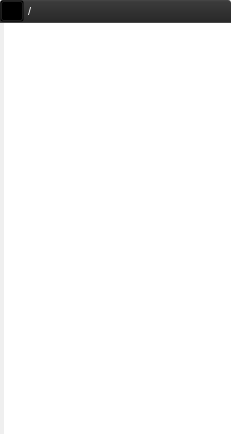
This is plugins/filebrowser/filebrowser.ui in rkyleg/scope as Qt 5 draws it before an edit. The edited form follows.
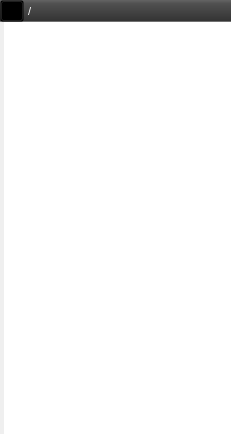
This is the edited form. Icons and pictures are not drawn.

Commit message: major change - tabspace renamed to window_switcher cleaned up tabspace code home,filebrowser - updated style

The edit to the form file:
```diff
--- a/plugins/filebrowser/filebrowser.ui
+++ b/plugins/filebrowser/filebrowser.ui
@@ -62,10 +62,9 @@
     <widget class="QFrame" name="frame">
      <property name="styleSheet">
       <string notr="true">QFrame#frame {
-background-color: qlineargradient(spread:pad, x1:1, y1:1, x2:1, y2:0, stop:0 rgba(32, 32, 32, 255), stop:0.0590909 rgba(41, 41, 41, 255), stop:0.922727 rgba(59, 59,59, 255), stop:1 rgba(71, 71, 71, 255));
-border-bottom:1px solid rgb(70,70,70);
-border-top-left-radius:3px;
-border-top-right-radius:3px;
+        background-color: qlineargradient(spread:pad, x1:1, y1:1, x2:1, y2:0, stop:0 rgba(50, 50, 50, 255), stop:0.831818 rgba(80, 80, 80, 255), stop:1 rgba(100, 100, 100, 255));
+        border-bottom:1px solid rgba(130,130,130,200);
+
 }</string>
      </property>
      <property name="frameShape">
```
The commit also changes 6 other files.
